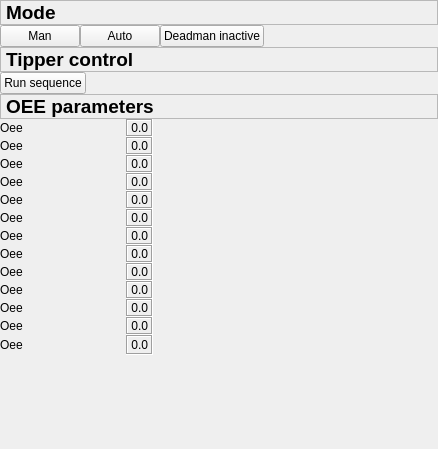
First picture: the form in fmHMI/rqt_man/resource/man_widget.ui, repository RSD2014Group4/FroboMind, before the edit.
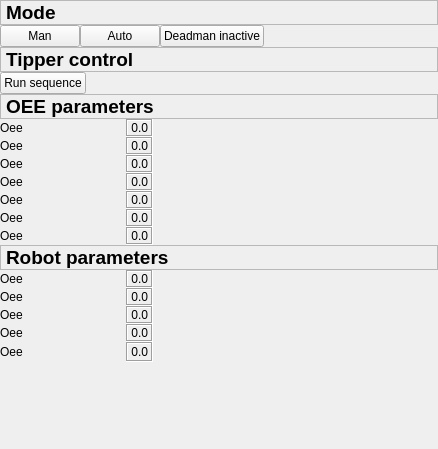
Second picture: the form after the edit.

Diff of the .ui file:
```diff
--- a/fmHMI/rqt_man/resource/man_widget.ui
+++ b/fmHMI/rqt_man/resource/man_widget.ui
@@ -30,7 +30,7 @@
     <number>0</number>
    </property>
    <item>
-    <widget class="QLabel" name="label_3">
+    <widget class="QLabel" name="label_31">
      <property name="font">
       <font>
        <pointsize>14</pointsize>
@@ -118,7 +118,7 @@
     </layout>
    </item>
    <item>
-    <widget class="QLabel" name="label_3">
+    <widget class="QLabel" name="label_32">
      <property name="font">
       <font>
        <pointsize>14</pointsize>
@@ -475,43 +475,34 @@
          </property>
         </widget>
        </item>
-       <item row="7" column="1">
-        <widget class="QLabel" name="labelName8">
-         <property name="sizePolicy">
-          <sizepolicy hsizetype="Preferred" vsizetype="Preferred">
-           <horstretch>0</horstretch>
-           <verstretch>0</verstretch>
-          </sizepolicy>
+       <item row="7" column="1" colspan="3"> 
+        <widget class="QLabel" name="label_33">
+         <property name="font">
+          <font>
+           <pointsize>14</pointsize>
+           <weight>75</weight>
+           <bold>true</bold>
+          </font>
          </property>
-         <property name="minimumSize">
-          <size>
-           <width>2</width>
-           <height>0</height>
-          </size>
-         </property>
-         <property name="text">
-          <string>Oee</string>
-         </property>
-        </widget>
-       </item>
-       <item row="7" column="2">
-        <widget class="QLabel" name="labelValue8">
          <property name="frameShape">
-          <enum>QFrame::Box</enum>
+          <enum>QFrame::StyledPanel</enum>
          </property>
          <property name="frameShadow">
-          <enum>QFrame::Sunken</enum>
+          <enum>QFrame::Raised</enum>
+         </property>
+         <property name="lineWidth">
+          <number>3</number>
+         </property>
+         <property name="midLineWidth">
+          <number>1</number>
          </property>
          <property name="text">
-          <string>0.0</string>
-         </property>
-         <property name="alignment">
-          <set>Qt::AlignRight|Qt::AlignTrailing|Qt::AlignVCenter</set>
+          <string>Robot parameters</string>
          </property>
         </widget>
        </item>
        <item row="8" column="1">
-        <widget class="QLabel" name="labelName9">
+        <widget class="QLabel" name="labelName8">
          <property name="sizePolicy">
           <sizepolicy hsizetype="Preferred" vsizetype="Preferred">
            <horstretch>0</horstretch>
@@ -530,7 +521,7 @@
         </widget>
        </item>
        <item row="8" column="2">
-        <widget class="QLabel" name="labelValue9">
+        <widget class="QLabel" name="labelValue8">
          <property name="frameShape">
           <enum>QFrame::Box</enum>
          </property>
```
